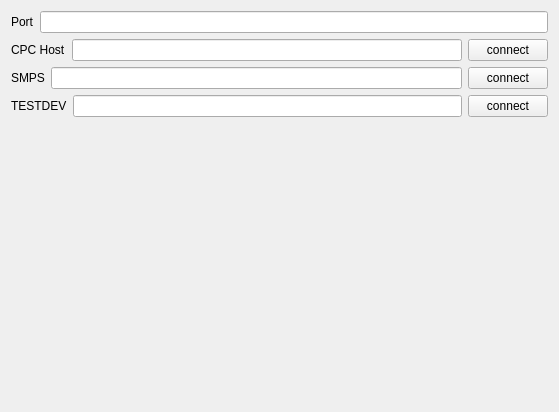
walkblank/measureTool, file clientsimupage.ui: the form before one commit.
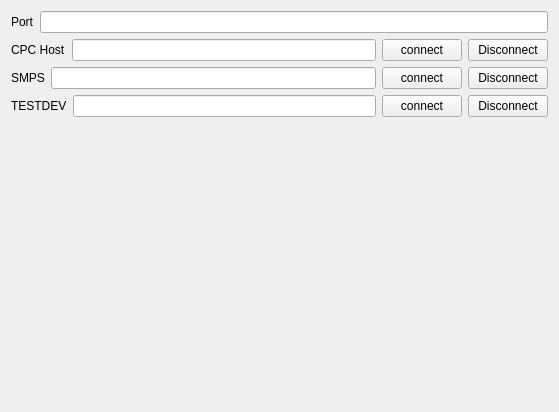
The form after the commit.

The edit to the form file:
```diff
--- a/clientsimupage.ui
+++ b/clientsimupage.ui
@@ -47,6 +47,13 @@
        </property>
       </widget>
      </item>
+     <item>
+      <widget class="QPushButton" name="cpcDisconnBtn">
+       <property name="text">
+        <string>Disconnect</string>
+       </property>
+      </widget>
+     </item>
     </layout>
    </item>
    <item>
@@ -68,6 +75,13 @@
        </property>
       </widget>
      </item>
+     <item>
+      <widget class="QPushButton" name="smpsDisconnBtn">
+       <property name="text">
+        <string>Disconnect</string>
+       </property>
+      </widget>
+     </item>
     </layout>
    </item>
    <item>
@@ -89,6 +103,13 @@
        </property>
       </widget>
      </item>
+     <item>
+      <widget class="QPushButton" name="testDevDisconnBtn">
+       <property name="text">
+        <string>Disconnect</string>
+       </property>
+      </widget>
+     </item>
     </layout>
    </item>
    <item>
```
